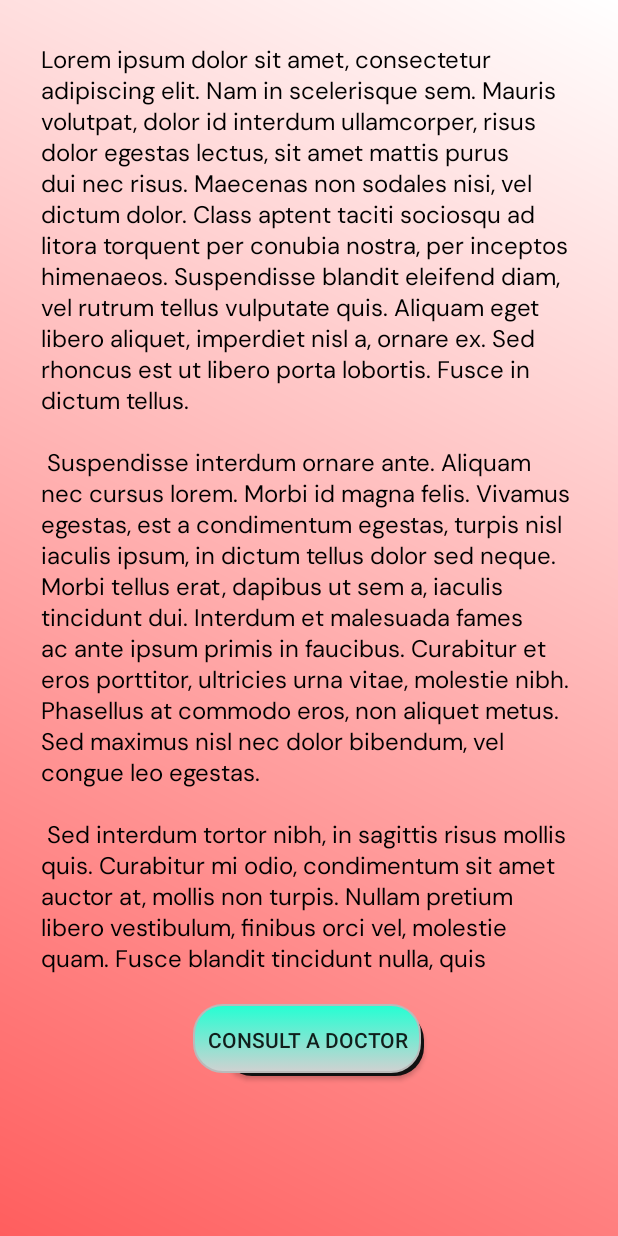
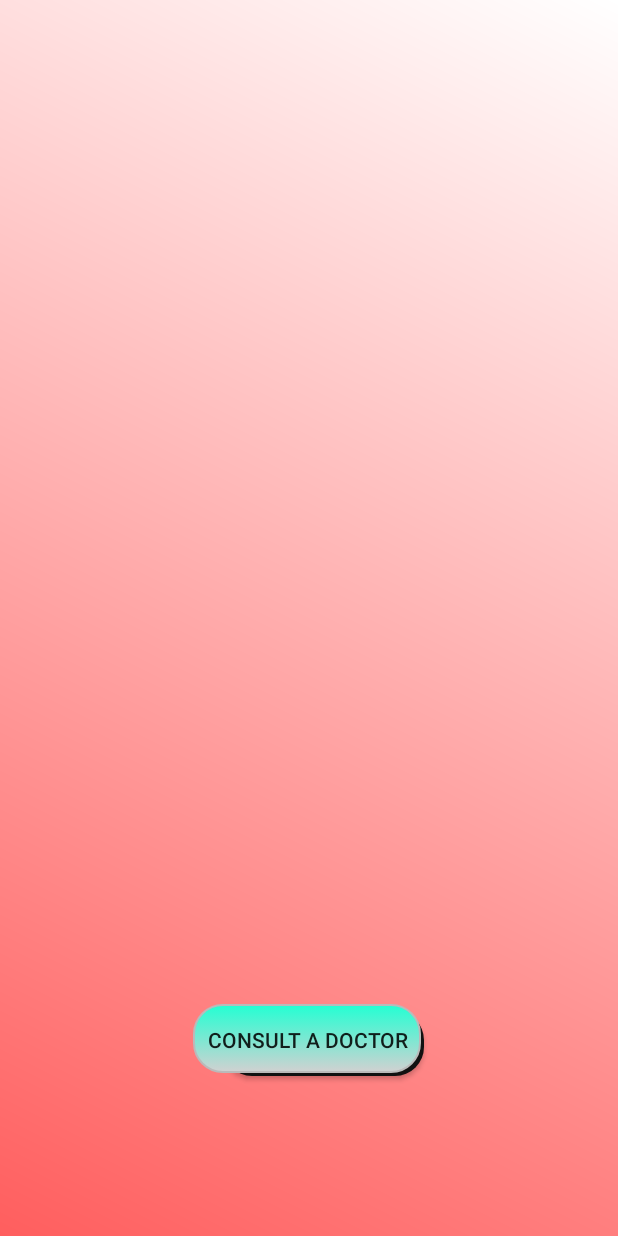
Before and after one commit to RajBhattacharyya/DermaAI, an Android app: the layout activity_response.xml on its own in the app's theme, with its tools: preview values and no code run, on a phone screen of 412 x 824 dp. Run offline under Robolectric (Android 15) with nearby library versions, the phone set to English and light mode, and no system bars.

Commit message:
small change

```diff
--- a/app/src/main/java/com/example/dermaai/DashboardActivity.java
+++ b/app/src/main/java/com/example/dermaai/DashboardActivity.java
@@ -88,7 +88,7 @@ public class DashboardActivity extends AppCompatActivity {
                 if (userAge.isEmpty() || userSex.isEmpty() || userDur.isEmpty() || userMed.isEmpty() || userSym.isEmpty()) {
                     Toast.makeText(DashboardActivity.this, "Please enter all fields", Toast.LENGTH_SHORT).show();
                 } else {
-                    Toast.makeText(DashboardActivity.this, "Operation Successful!", Toast.LENGTH_SHORT).show();
+                    Toast.makeText(DashboardActivity.this, "Please Wait!", Toast.LENGTH_SHORT).show();
                     displayRes(userAge,userSex,userDur,userMed, userSym,imageBitmap);
                     age.setText("");
                     sex.setText("");
@@ -122,7 +122,9 @@ public class DashboardActivity extends AppCompatActivity {
                 TextView restext = findViewById(R.id.output);
                 String resultText = result.getText();
                 Log.d("YourTag", resultText);
-                restext.setText(resultText);
+                Intent intent = new Intent(DashboardActivity.this, ResponseActivity.class);
+                intent.putExtra("apiResponse", resultText);
+                startActivity(intent);
             }
 
             @Override
--- a/app/src/main/res/layout/activity_response.xml
+++ b/app/src/main/res/layout/activity_response.xml
@@ -13,9 +13,8 @@
         android:layout_width="357dp"
         android:layout_height="620dp"
         android:fontFamily="@font/dm_sans"
-        android:text="@string/lorem_ipsum"
         android:textColor="#000000"
-        android:textSize="16sp"
+        android:textSize="20sp"
         app:layout_constraintBottom_toBottomOf="parent"
         app:layout_constraintEnd_toEndOf="parent"
         app:layout_constraintStart_toStartOf="parent"
```
Also changed, not shown: app/src/main/java/com/example/dermaai/ResponseActivity.java (+2 -22 lines).
